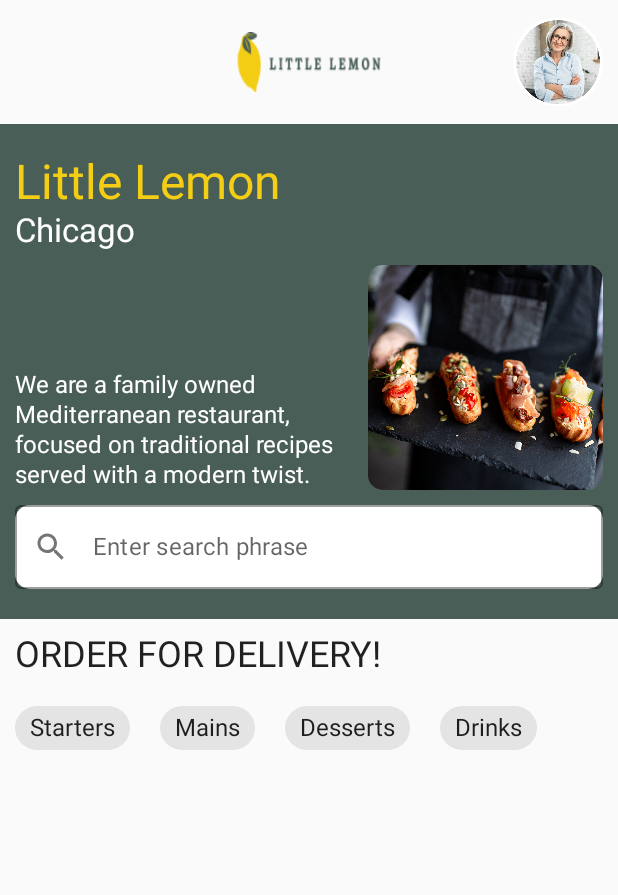
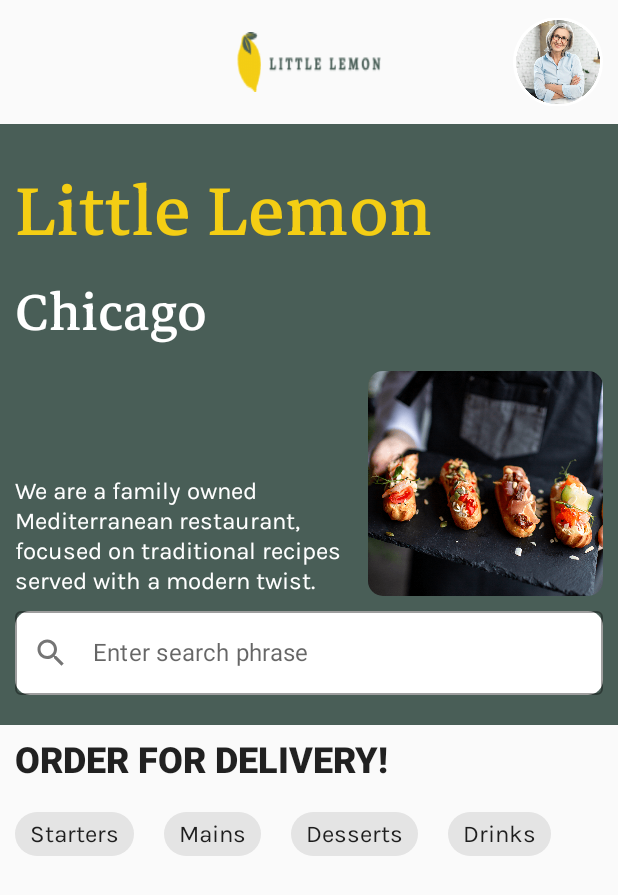
Before and after one commit to Garycoco/LittleLemon, an Android app built with Jetpack Compose: the Home screen opened through its navigation route, on a phone screen of 412 x 824 dp. Shown: the top 895 px of the screen. Run offline under Robolectric (Android 15) with nearby library versions, the phone set to English and light mode, and no system bars; our stand-ins replace Room's generated code, livedata-compose; libraries missing offline, so code that uses them is left out: com.bumptech.glide.

Commit message:
Some improvements

```diff
--- a/app/src/main/java/com/coursera/littlelemon/screens/HomeScreen.kt
+++ b/app/src/main/java/com/coursera/littlelemon/screens/HomeScreen.kt
@@ -10,10 +10,7 @@ import androidx.compose.foundation.shape.CircleShape
 import androidx.compose.foundation.shape.RoundedCornerShape
 import androidx.compose.foundation.text.KeyboardActions
 import androidx.compose.foundation.text.KeyboardOptions
-import androidx.compose.material.Divider
-import androidx.compose.material.Icon
-import androidx.compose.material.OutlinedTextField
-import androidx.compose.material.Text
+import androidx.compose.material.*
 import androidx.compose.material.icons.Icons
 import androidx.compose.material.icons.filled.Search
 import androidx.compose.runtime.*
@@ -24,6 +21,9 @@ import androidx.compose.ui.graphics.Color
 import androidx.compose.ui.layout.ContentScale
 import androidx.compose.ui.platform.LocalContext
 import androidx.compose.ui.res.painterResource
+import androidx.compose.ui.text.font.Font
+import androidx.compose.ui.text.font.FontFamily
+import androidx.compose.ui.text.font.FontStyle
 import androidx.compose.ui.text.font.FontWeight
 import androidx.compose.ui.tooling.preview.Preview
 import androidx.compose.ui.unit.dp
@@ -38,12 +38,8 @@ import com.coursera.littlelemon.ui.theme.*
 
 @Composable
 fun HomeScreen(navController: NavController, menuItems: List<MenuItem>) {
-    val context = LocalContext.current
     var searchPhrase by remember {
         mutableStateOf("")
-    }
-    val sharedPreferences by lazy {
-        context.getSharedPreferences("USER_PREFERENCES", ComponentActivity.MODE_PRIVATE)
     }
     Column(modifier = Modifier.fillMaxSize()) {
         HomeHeader(navController = navController)
@@ -94,12 +90,12 @@ fun HomeHeader(modifier: Modifier = Modifier, navController: NavController) {
 fun Hero(modifier: Modifier = Modifier, searchPhrase: String, onSearchTextChanged: (String) -> Unit) {
     Column(
         modifier = modifier
-            .verticalScroll(rememberScrollState())
             .background(color = DarkGreen)
             .padding(horizontal = 10.dp, vertical = 20.dp)
+            .verticalScroll(rememberScrollState())
     ) {
-        Text(text = "Little Lemon", fontSize = 32.sp, color = Yellow)
-        Text(text = "Chicago", fontSize = 22.sp, color = Color.White)
+        Text(text = "Little Lemon", fontSize = 64.sp, color = Yellow, fontFamily = markazi)
+        Text(text = "Chicago", fontSize = 48.sp, color = Color.White, fontFamily = markazi)
         Row {
             Box(modifier = modifier
                 .fillMaxWidth()
@@ -152,11 +148,8 @@ fun LowerPart(items: List<MenuItem>) {
     var tabText by remember {
         mutableStateOf("")
     }
-    var clicked by remember {
-        mutableStateOf(false)
-    }
     Column(modifier = Modifier.verticalScroll(rememberScrollState())) {
-        Text(text = "ORDER FOR DELIVERY!", style = Typography.h5, modifier = Modifier.padding(10.dp))
+        Text(text = "ORDER FOR DELIVERY!", style = Typography.h5, fontWeight = FontWeight.ExtraBold, modifier = Modifier.padding(10.dp))
         LazyRow {
             items(
                 items = tabsItems,
--- a/app/src/main/java/com/coursera/littlelemon/screens/OnBoarding.kt
+++ b/app/src/main/java/com/coursera/littlelemon/screens/OnBoarding.kt
@@ -20,8 +20,10 @@ import androidx.compose.ui.layout.ContentScale
 import androidx.compose.ui.platform.LocalContext
 import androidx.compose.ui.res.painterResource
 import androidx.compose.ui.res.stringResource
+import androidx.compose.ui.text.font.FontWeight
 import androidx.compose.ui.tooling.preview.Preview
 import androidx.compose.ui.unit.dp
+import androidx.compose.ui.unit.sp
 import androidx.core.content.edit
 import androidx.navigation.NavController
 import androidx.navigation.NavGraph.Companion.findStartDestination
@@ -88,7 +90,7 @@ fun OnBoarding(modifier: Modifier = Modifier, navController: NavController) {
                 .padding(horizontal = 20.dp, vertical = 10.dp)
         ) {
             VertSpace(height = 30)
-            Text(text = "Personal Information")
+            Text(text = "Personal Information", fontSize = 32.sp, fontWeight = FontWeight.W600)
             VertSpace(height = 20)
             Text(text = "First name")
             OutlinedTextField(
--- a/app/src/main/java/com/coursera/littlelemon/ui/theme/Type.kt
+++ b/app/src/main/java/com/coursera/littlelemon/ui/theme/Type.kt
@@ -10,9 +10,11 @@ import com.coursera.littlelemon.R
 
 // Set of Material typography styles to start with
 val fonts = listOf(Font(R.font.markazi_text_regular), Font(R.font.karla_regular))
+val markazi = FontFamily(Font(R.font.markazi_text_regular))
+val karla = FontFamily(Font(R.font.karla_regular))
 val Typography = Typography(
     body1 = TextStyle(
-        fontFamily = FontFamily.Default,
+        fontFamily = karla,
         fontWeight = FontWeight.Normal,
         fontSize = 16.sp
     )
--- a/app/src/main/res/values/colors.xml
+++ b/app/src/main/res/values/colors.xml
@@ -7,4 +7,5 @@
     <color name="teal_700">#FF018786</color>
     <color name="black">#FF000000</color>
     <color name="white">#FFFFFFFF</color>
+    <color name="yellow">#F4CE14</color>
 </resources>
--- a/app/src/main/res/values/themes.xml
+++ b/app/src/main/res/values/themes.xml
@@ -2,6 +2,6 @@
 <resources>
 
     <style name="Theme.LittleLemon" parent="android:Theme.Material.Light.NoActionBar">
-        <item name="android:statusBarColor">@color/purple_700</item>
+        <item name="android:statusBarColor">@color/yellow</item>
     </style>
 </resources>
```
Also changed, not shown: app/src/main/java/com/coursera/littlelemon/screens/ProfileScreen.kt (+15 -13 lines).
